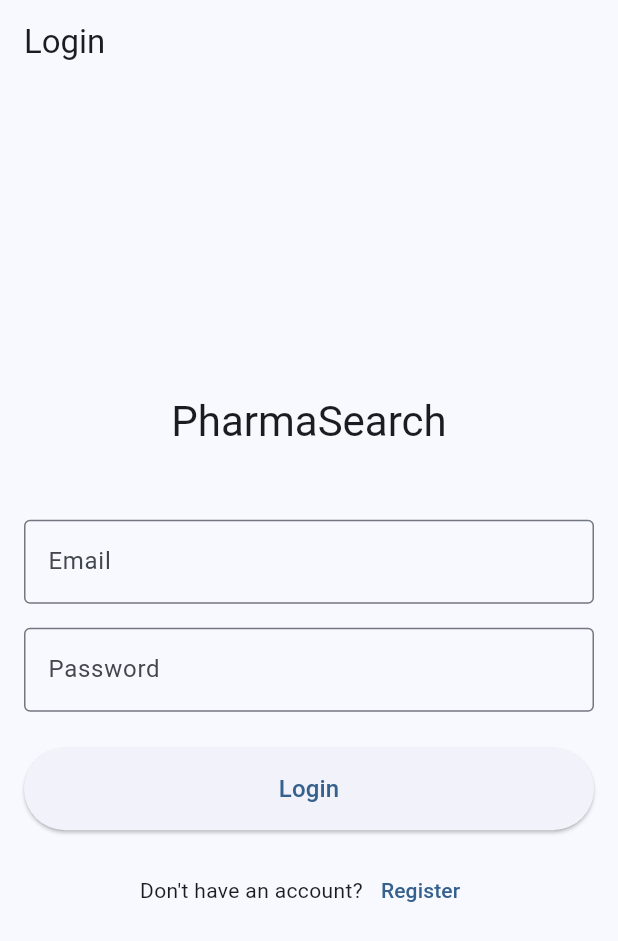
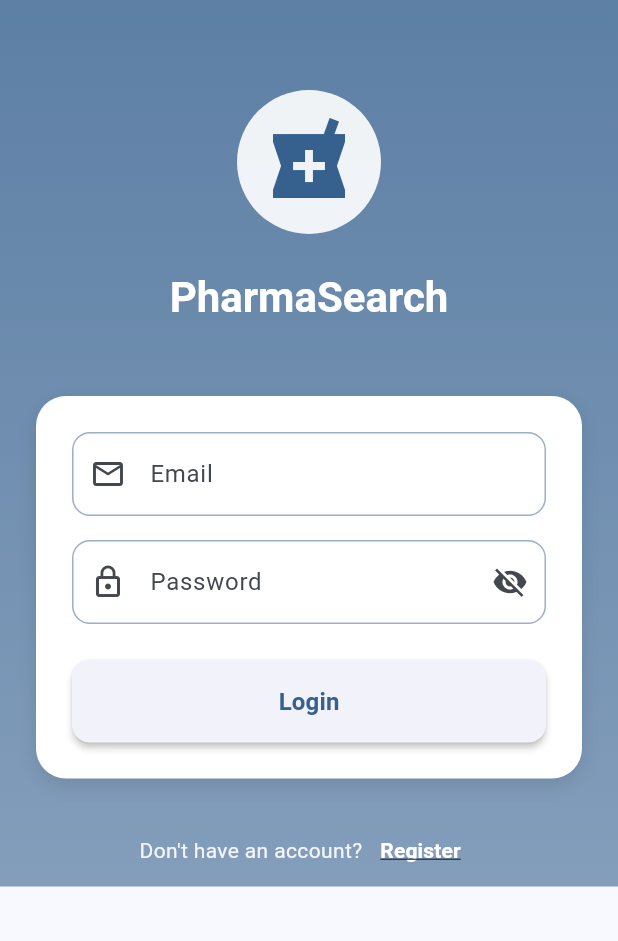
Before and after one commit to kanaro92/pharma-search-mobile, a Flutter app: the screen it shows after launch, on a phone screen of 412 x 824 dp. Shown: the top 941 px of the screen. Run offline on Flutter 3.47's test engine with Material 3 defaults, Android fonts, the phone set to English and light mode, and no system bars; our stand-ins replace dio, flutter_chat_types, flutter_chat_ui, flutter_secure_storage, geolocator, google_maps_flutter and 1 more.

Commit message:
Improving login screen UI

```diff
--- a/lib/screens/login_screen.dart
+++ b/lib/screens/login_screen.dart
@@ -12,38 +12,107 @@ class LoginScreen extends StatefulWidget {
   _LoginScreenState createState() => _LoginScreenState();
 }
 
-class _LoginScreenState extends State<LoginScreen> {
+class _LoginScreenState extends State<LoginScreen> with SingleTickerProviderStateMixin {
   final _formKey = GlobalKey<FormState>();
   final _emailController = TextEditingController();
   final _passwordController = TextEditingController();
   bool _isLoading = false;
+  bool _obscurePassword = true;
+  late AnimationController _animationController;
+  late Animation<double> _fadeAnimation;
+
+  @override
+  void initState() {
+    super.initState();
+    _animationController = AnimationController(
+      vsync: this,
+      duration: const Duration(milliseconds: 1000),
+    );
+    _fadeAnimation = Tween<double>(begin: 0.0, end: 1.0).animate(
+      CurvedAnimation(parent: _animationController, curve: Curves.easeIn),
+    );
+    _animationController.forward();
+  }
 
   @override
   Widget build(BuildContext context) {
     return Scaffold(
-      appBar: AppBar(
-        title: const Text('Login'),
+      body: Container(
+        decoration: BoxDecoration(
+          gradient: LinearGradient(
+            begin: Alignment.topCenter,
+            end: Alignment.bottomCenter,
+            colors: [
+              Theme.of(context).primaryColor.withOpacity(0.8),
+              Theme.of(context).primaryColor.withOpacity(0.6),
+            ],
           ),
-      body: SafeArea(
+        ),
+        child: SafeArea(
+          child: SingleChildScrollView(
             child: Padding(
-          padding: const EdgeInsets.all(16.0),
+              padding: const EdgeInsets.symmetric(horizontal: 24.0),
+              child: FadeTransition(
+                opacity: _fadeAnimation,
+                child: Column(
+                  mainAxisAlignment: MainAxisAlignment.center,
+                  children: [
+                    const SizedBox(height: 60),
+                    // App Logo/Icon
+                    Container(
+                      padding: const EdgeInsets.all(16),
+                      decoration: BoxDecoration(
+                        shape: BoxShape.circle,
+                        color: Colors.white.withOpacity(0.9),
+                      ),
+                      child: Icon(
+                        Icons.local_pharmacy,
+                        size: 64,
+                        color: Theme.of(context).primaryColor,
+                      ),
+                    ),
+                    const SizedBox(height: 24),
+                    Text(
+                      'PharmaSearch',
+                      style: Theme.of(context).textTheme.headlineMedium?.copyWith(
+                        color: Colors.white,
+                        fontWeight: FontWeight.bold,
+                      ),
+                    ),
+                    const SizedBox(height: 48),
+                    // Login Form Card
+                    Container(
+                      padding: const EdgeInsets.all(24),
+                      decoration: BoxDecoration(
+                        color: Colors.white,
+                        borderRadius: BorderRadius.circular(20),
+                        boxShadow: [
+                          BoxShadow(
+                            color: Colors.black.withOpacity(0.1),
+                            blurRadius: 10,
+                            offset: const Offset(0, 5),
+                          ),
+                        ],
+                      ),
                       child: Form(
                         key: _formKey,
                         child: Column(
-              mainAxisAlignment: MainAxisAlignment.center,
                           crossAxisAlignment: CrossAxisAlignment.stretch,
                           children: [
-                Text(
-                  'PharmaSearch',
-                  style: Theme.of(context).textTheme.headlineMedium,
-                  textAlign: TextAlign.center,
-                ),
-                const SizedBox(height: 48),
                             TextFormField(
                               controller: _emailController,
-                  decoration: const InputDecoration(
+                              decoration: InputDecoration(
                                 labelText: 'Email',
-                    border: OutlineInputBorder(),
+                                prefixIcon: const Icon(Icons.email_outlined),
+                                border: OutlineInputBorder(
+                                  borderRadius: BorderRadius.circular(12),
+                                ),
+                                enabledBorder: OutlineInputBorder(
+                                  borderRadius: BorderRadius.circular(12),
+                                  borderSide: BorderSide(
+                                    color: Theme.of(context).primaryColor.withOpacity(0.5),
+                                  ),
+                                ),
                               ),
                               keyboardType: TextInputType.emailAddress,
                               validator: (value) {
@@ -59,11 +128,30 @@ class _LoginScreenState extends State<LoginScreen> {
                             const SizedBox(height: 16),
                             TextFormField(
                               controller: _passwordController,
-                  decoration: const InputDecoration(
+                              decoration: InputDecoration(
                                 labelText: 'Password',
-                    border: OutlineInputBorder(),
+                                prefixIcon: const Icon(Icons.lock_outline),
+                                suffixIcon: IconButton(
+                                  icon: Icon(
+                                    _obscurePassword ? Icons.visibility_off : Icons.visibility,
                                   ),
-                  obscureText: true,
+                                  onPressed: () {
+                                    setState(() {
+                                      _obscurePassword = !_obscurePassword;
+                                    });
+                                  },
+                                ),
+                                border: OutlineInputBorder(
+                                  borderRadius: BorderRadius.circular(12),
+                                ),
+                                enabledBorder: OutlineInputBorder(
+                                  borderRadius: BorderRadius.circular(12),
+                                  borderSide: BorderSide(
+                                    color: Theme.of(context).primaryColor.withOpacity(0.5),
+                                  ),
+                                ),
+                              ),
+                              obscureText: _obscurePassword,
                               validator: (value) {
                                 if (value == null || value.isEmpty) {
                                   return 'Please enter your password';
@@ -75,12 +163,14 @@ class _LoginScreenState extends State<LoginScreen> {
                               },
                             ),
                             const SizedBox(height: 24),
-                SizedBox(
-                  width: double.infinity,
-                  child: ElevatedButton(
+                            ElevatedButton(
                               onPressed: _isLoading ? null : _login,
                               style: ElevatedButton.styleFrom(
                                 padding: const EdgeInsets.symmetric(vertical: 16),
+                                shape: RoundedRectangleBorder(
+                                  borderRadius: BorderRadius.circular(12),
+                                ),
+                                elevation: 2,
                               ),
                               child: _isLoading
                                   ? const SizedBox(
@@ -93,15 +183,24 @@ class _LoginScreenState extends State<LoginScreen> {
                                     )
                                   : const Text(
                                       'Login',
-                            style: TextStyle(fontSize: 16),
+                                      style: TextStyle(
+                                        fontSize: 16,
+                                        fontWeight: FontWeight.bold,
                                       ),
                                     ),
                             ),
-                const SizedBox(height: 16),
+                          ],
+                        ),
+                      ),
+                    ),
+                    const SizedBox(height: 24),
                     Row(
                       mainAxisAlignment: MainAxisAlignment.center,
                       children: [
-                    const Text("Don't have an account?"),
+                        Text(
+                          "Don't have an account?",
+                          style: TextStyle(color: Colors.white.withOpacity(0.9)),
+                        ),
                         TextButton(
                           onPressed: () {
                             Navigator.push(
@@ -111,11 +210,22 @@ class _LoginScreenState extends State<LoginScreen> {
                               ),
                             );
                           },
-                      child: const Text('Register'),
+                          style: TextButton.styleFrom(
+                            foregroundColor: Colors.white,
+                          ),
+                          child: const Text(
+                            'Register',
+                            style: TextStyle(
+                              fontWeight: FontWeight.bold,
+                              decoration: TextDecoration.underline,
+                            ),
+                          ),
                         ),
                       ],
                     ),
                   ],
+                ),
+              ),
             ),
           ),
         ),
@@ -168,6 +278,7 @@ class _LoginScreenState extends State<LoginScreen> {
   void dispose() {
     _emailController.dispose();
     _passwordController.dispose();
+    _animationController.dispose();
     super.dispose();
   }
 }
```
Lines whose indentation alone changed are shown as unchanged.
